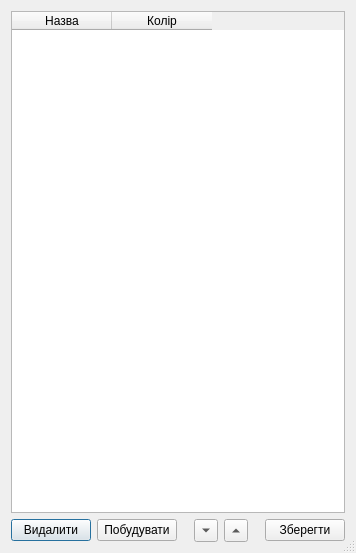
Before: the Qt Designer form ui/createProject.ui in xkronosua/QTR, drawn with Qt 5.
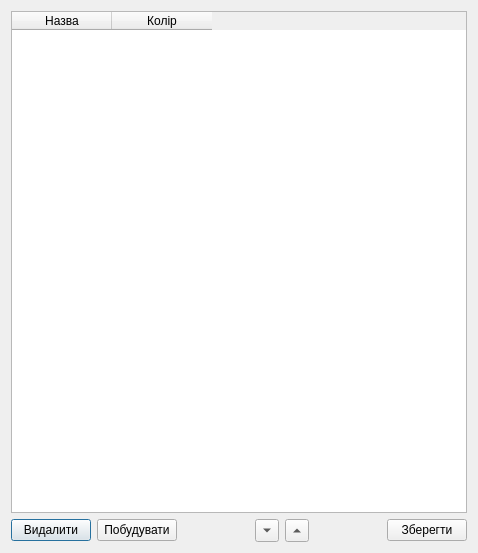
After: the same form once the commit is applied.

Patch:
```diff
--- a/ui/createProject.ui
+++ b/ui/createProject.ui
@@ -6,7 +6,7 @@
    <rect>
     <x>0</x>
     <y>0</y>
-    <width>356</width>
+    <width>478</width>
     <height>553</height>
    </rect>
   </property>
@@ -20,7 +20,10 @@
    <string>Dialog</string>
   </property>
   <property name="sizeGripEnabled">
-   <bool>true</bool>
+   <bool>false</bool>
+  </property>
+  <property name="modal">
+   <bool>false</bool>
   </property>
   <layout class="QVBoxLayout" name="verticalLayout">
    <item>
```
Left out of the diff: 8 changed lines with no effect on the pictures.
